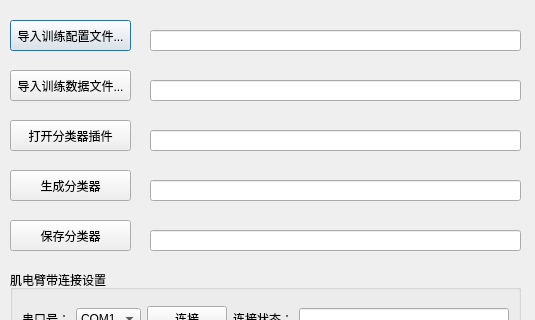
Above: GUI/TestModule.ui from brucelv1/TestModule before the change; both pictures show x 0 to 535 and y 0 to 320 of the 535 by 770 pixel window. Below: the same form after it.
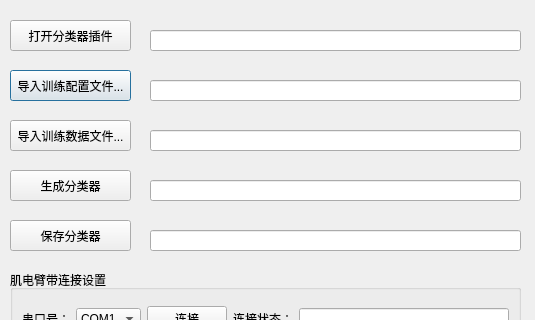
That is the form after the change.

```diff
--- a/GUI/TestModule.ui
+++ b/GUI/TestModule.ui
@@ -29,7 +29,7 @@
    <property name="geometry">
     <rect>
      <x>10</x>
-     <y>20</y>
+     <y>70</y>
      <width>121</width>
      <height>31</height>
     </rect>
@@ -42,7 +42,7 @@
    <property name="geometry">
     <rect>
      <x>10</x>
-     <y>70</y>
+     <y>120</y>
      <width>121</width>
      <height>31</height>
     </rect>
@@ -55,19 +55,6 @@
    <property name="geometry">
     <rect>
      <x>150</x>
-     <y>30</y>
-     <width>371</width>
-     <height>21</height>
-    </rect>
-   </property>
-   <property name="readOnly">
-    <bool>true</bool>
-   </property>
-  </widget>
-  <widget class="QLineEdit" name="LEDataPath">
-   <property name="geometry">
-    <rect>
-     <x>150</x>
      <y>80</y>
      <width>371</width>
      <height>21</height>
@@ -77,6 +64,19 @@
     <bool>true</bool>
    </property>
   </widget>
+  <widget class="QLineEdit" name="LEDataPath">
+   <property name="geometry">
+    <rect>
+     <x>150</x>
+     <y>130</y>
+     <width>371</width>
+     <height>21</height>
+    </rect>
+   </property>
+   <property name="readOnly">
+    <bool>true</bool>
+   </property>
+  </widget>
   <widget class="QPushButton" name="BtnCreateClassifier">
    <property name="geometry">
     <rect>
@@ -341,7 +341,7 @@
    <property name="geometry">
     <rect>
      <x>10</x>
-     <y>120</y>
+     <y>20</y>
      <width>121</width>
      <height>31</height>
     </rect>
@@ -354,7 +354,7 @@
    <property name="geometry">
     <rect>
      <x>150</x>
-     <y>130</y>
+     <y>30</y>
      <width>371</width>
      <height>21</height>
     </rect>
```
